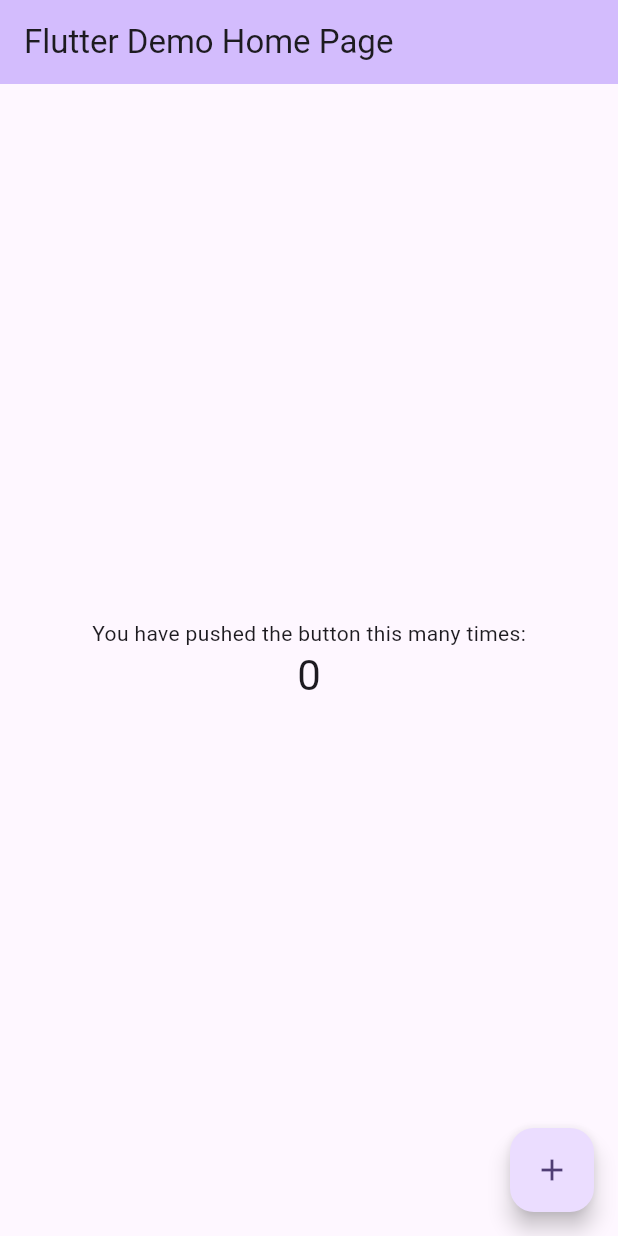
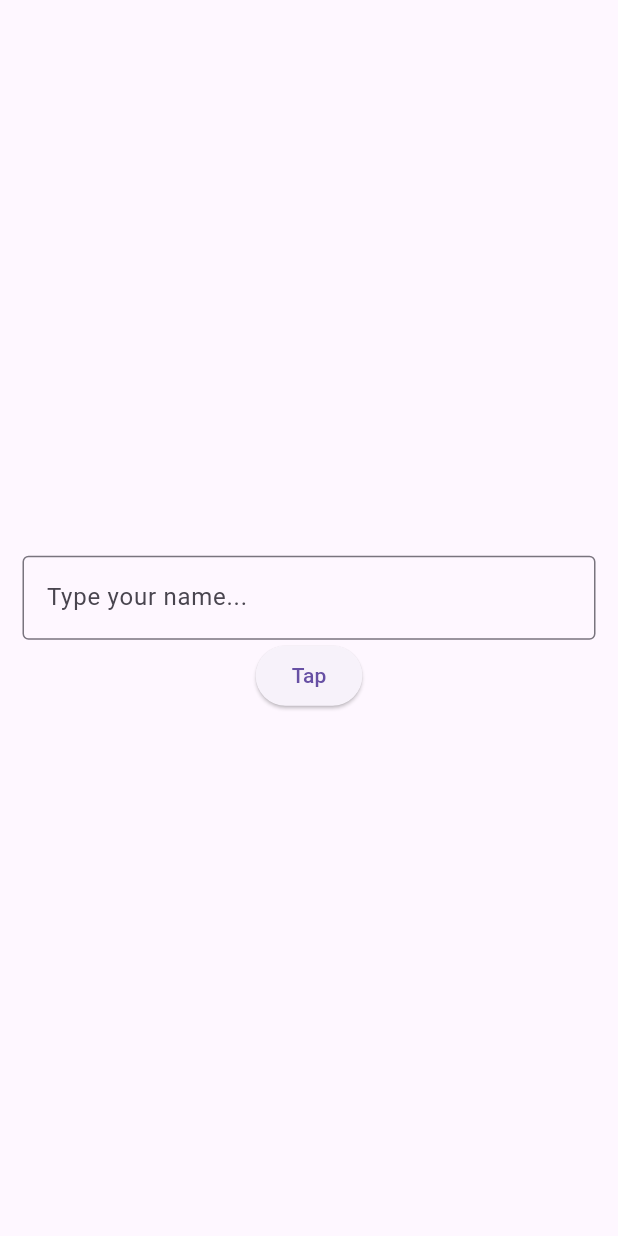
Before and after one commit to divyavollen/flutter_practice, a Flutter app: the screen it shows after launch, on a phone screen of 412 x 824 dp. Run offline on Flutter 3.47's test engine with Material 3 defaults, Android fonts, the phone set to English and light mode, and no system bars.

Commit message:
User input test

```diff
--- a/lib/main.dart
+++ b/lib/main.dart
@@ -1,4 +1,5 @@
 import 'package:flutter/material.dart';
+import 'package:workspace/pages/todo_page.dart';
 
 void main() {
   runApp(const MyApp());
@@ -7,119 +8,11 @@ void main() {
 class MyApp extends StatelessWidget {
   const MyApp({super.key});
 
-  // This widget is the root of your application.
   @override
   Widget build(BuildContext context) {
     return MaterialApp(
-      title: 'Flutter Demo',
-      theme: ThemeData(
-        // This is the theme of your application.
-        //
-        // TRY THIS: Try running your application with "flutter run". You'll see
-        // the application has a purple toolbar. Then, without quitting the app,
-        // try changing the seedColor in the colorScheme below to Colors.green
-        // and then invoke "hot reload" (save your changes or press the "hot
-        // reload" button in a Flutter-supported IDE, or press "r" if you used
-        // the command line to start the app).
-        //
-        // Notice that the counter didn't reset back to zero; the application
-        // state is not lost during the reload. To reset the state, use hot
-        // restart instead.
-        //
-        // This works for code too, not just values: Most code changes can be
-        // tested with just a hot reload.
-        colorScheme: ColorScheme.fromSeed(seedColor: Colors.deepPurple),
-        useMaterial3: true,
-      ),
-      home: const MyHomePage(title: 'Flutter Demo Home Page'),
+      debugShowCheckedModeBanner: false,
+      home: InputPage(),
     );
   }
 }
-
-class MyHomePage extends StatefulWidget {
-  const MyHomePage({super.key, required this.title});
-
-  // This widget is the home page of your application. It is stateful, meaning
-  // that it has a State object (defined below) that contains fields that affect
-  // how it looks.
-
-  // This class is the configuration for the state. It holds the values (in this
-  // case the title) provided by the parent (in this case the App widget) and
-  // used by the build method of the State. Fields in a Widget subclass are
-  // always marked "final".
-
-  final String title;
-
-  @override
-  State<MyHomePage> createState() => _MyHomePageState();
-}
-
-class _MyHomePageState extends State<MyHomePage> {
-  int _counter = 0;
-
-  void _incrementCounter() {
-    setState(() {
-      // This call to setState tells the Flutter framework that something has
-      // changed in this State, which causes it to rerun the build method below
-      // so that the display can reflect the updated values. If we changed
-      // _counter without calling setState(), then the build method would not be
-      // called again, and so nothing would appear to happen.
-      _counter++;
-    });
-  }
-
-  @override
-  Widget build(BuildContext context) {
-    // This method is rerun every time setState is called, for instance as done
-    // by the _incrementCounter method above.
-    //
-    // The Flutter framework has been optimized to make rerunning build methods
-    // fast, so that you can just rebuild anything that needs updating rather
-    // than having to individually change instances of widgets.
-    return Scaffold(
-      appBar: AppBar(
-        // TRY THIS: Try changing the color here to a specific color (to
-        // Colors.amber, perhaps?) and trigger a hot reload to see the AppBar
-        // change color while the other colors stay the same.
-        backgroundColor: Theme.of(context).colorScheme.inversePrimary,
-        // Here we take the value from the MyHomePage object that was created by
-        // the App.build method, and use it to set our appbar title.
-        title: Text(widget.title),
-      ),
-      body: Center(
-        // Center is a layout widget. It takes a single child and positions it
-        // in the middle of the parent.
-        child: Column(
-          // Column is also a layout widget. It takes a list of children and
-          // arranges them vertically. By default, it sizes itself to fit its
-          // children horizontally, and tries to be as tall as its parent.
-          //
-          // Column has various properties to control how it sizes itself and
-          // how it positions its children. Here we use mainAxisAlignment to
-          // center the children vertically; the main axis here is the vertical
-          // axis because Columns are vertical (the cross axis would be
-          // horizontal).
-          //
-          // TRY THIS: Invoke "debug painting" (choose the "Toggle Debug Paint"
-          // action in the IDE, or press "p" in the console), to see the
-          // wireframe for each widget.
-          mainAxisAlignment: MainAxisAlignment.center,
-          children: <Widget>[
-            const Text(
-              'You have pushed the button this many times:',
-            ),
-            Text(
-              '$_counter',
-              style: Theme.of(context).textTheme.headlineMedium,
-            ),
-          ],
-        ),
-      ),
-      floatingActionButton: FloatingActionButton(
-        onPressed: _incrementCounter,
-        tooltip: 'Increment',
-        child: const Icon(Icons.add),
-      ), // This trailing comma makes auto-formatting nicer for build methods.
-    );
-  }
-}
--- /dev/null
+++ b/lib/pages/todo_page.dart
@@ -0,0 +1,46 @@
+import 'package:flutter/material.dart';
+
+class InputPage extends StatefulWidget {
+  InputPage({super.key});
+
+  @override
+  State<InputPage> createState() => _InputPageState();
+}
+
+class _InputPageState extends State<InputPage> {
+  TextEditingController myController = TextEditingController();
+
+  String greetingMessage = "";
+
+  void greetUser() {
+    String name = myController.text;
+    setState(() {
+      greetingMessage = "Hello, " + name;
+    });
+  }
+
+  @override
+  Widget build(BuildContext context) {
+    return Scaffold(
+        body: Center(
+      child: Padding(
+        padding: const EdgeInsets.all(15.0),
+        child: Column(
+          mainAxisAlignment: MainAxisAlignment.center,
+          children: [
+            Text(greetingMessage),
+            TextField(
+                controller: myController,
+                decoration: InputDecoration(
+                    border: OutlineInputBorder(),
+                    hintText: "Type your name...")),
+            ElevatedButton(
+              onPressed: greetUser,
+              child: Text("Tap"),
+            ),
+          ],
+        ),
+      ),
+    ));
+  }
+}
```
Also changed, not shown: .devcontainer/devcontainer.json.
